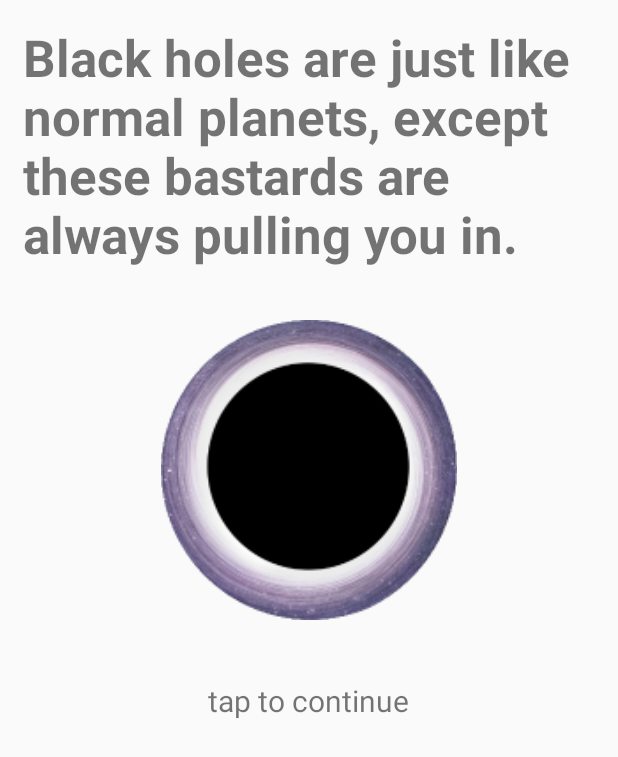
After one commit to yrkv/App, an Android app: the layout info_black_holes.xml on its own in the app's theme, with its tools: preview values and no code run, on a phone screen of 412 x 824 dp. The commit adds this screen. Shown: the top 757 px of the screen. Run offline under Robolectric (Android 15) with nearby library versions, the light colour scheme and no system bars.

Commit message:
some stuff, and an indicator system to show where toggled planets are if you cant see them. no sprite yet.

```diff
--- a/app/src/main/java/aaa/aaa/entity/EntityBase.java
+++ b/app/src/main/java/aaa/aaa/entity/EntityBase.java
@@ -27,6 +27,7 @@ public class EntityBase {
     private boolean tint = false;
     private float size;
     private boolean render = false;
+    protected boolean display = true;
 
     public EntityBase(double x, double y, float dir, double xVelocity, double yVelocity, float size, Level level) {
         this.x = x;
@@ -52,12 +53,22 @@ public class EntityBase {
                 if (isPuller() && event.getAction() == 0) {
                     ((Puller) getThis()).toggleGravity();
                 }
+                if (isIndicator() && event.getAction() == 0) {
+                    if (((Indicator) getThis()).getParent().getGravity())
+                    ((Indicator) getThis()).getParent().toggleGravity();
+                }
                 return true;
             }
         });
         render();
         imageView.setImageResource(resource);
         render = true;
+    }
+
+    public boolean isOnScreen() {
+        double xPos = x * level.getZoom() - imageView.getWidth() / 2 - level.xOffset + level.getLayout().getWidth() / 2;
+        double yPos = y * level.getZoom() - imageView.getHeight() / 2 - level.yOffset + level.getLayout().getHeight() / 2;
+        return (xPos > -100 && yPos > -100 && xPos < level.getLayout().getWidth() + 100 && yPos < level.getLayout().getHeight() + 100);
     }
 
     protected void toggleTint() {
@@ -69,14 +80,23 @@ public class EntityBase {
     }
 
     private void render(float w, float h, float dir, int x, int y) {
-        imageView.setTranslationX(x - imageView.getWidth() / 2 - level.xOffset + level.getLayout().getWidth() / 2);
-        imageView.setTranslationY(y - imageView.getHeight() / 2 - level.yOffset + level.getLayout().getHeight() / 2);
+        if (display) {
+            imageView.setTranslationX(x - imageView.getWidth() / 2 - level.xOffset + level.getLayout().getWidth() / 2);
+            imageView.setTranslationY(y - imageView.getHeight() / 2 - level.yOffset + level.getLayout().getHeight() / 2);
+        } else {
+            imageView.setTranslationX(-10000f);
+            imageView.setTranslationY(-10000f);
+        }
         imageView.setRotation(dir);
         imageView.setLayoutParams(new RelativeLayout.LayoutParams((int) (w*2), (int) (h*2)));
         if (render && level.getZoom() != (float) Math.PI) {
             level.getLayout().addView(imageView);
             render = false;
         }
+    }
+
+    public void setDisplay(boolean display) {
+        this.display = display;
     }
 
     public void render() {
@@ -198,5 +218,9 @@ public class EntityBase {
         return false;
     }
 
+    protected boolean isIndicator() {
+        return false;
+    }
+
     public void update() {}
 }
--- a/app/src/main/java/aaa/aaa/entity/MainPlayer.java
+++ b/app/src/main/java/aaa/aaa/entity/MainPlayer.java
@@ -18,6 +18,7 @@ public class MainPlayer extends EntityBase {
         super(x, y, dir, xVelocity, yVelocity, size, level);
         getLevel().yOffset = (int) (getY() * getLevel().getZoom());
         getLevel().xOffset = (int) (getX() * getLevel().getZoom());
+        getLevel().mainPlayer = this;
 
         setImageView(R.drawable.player);
     }
--- a/app/src/main/java/aaa/aaa/entity/puller/Earth.java
+++ b/app/src/main/java/aaa/aaa/entity/puller/Earth.java
@@ -1,6 +1,7 @@
 package aaa.aaa.entity.puller;
 
 import aaa.aaa.R;
+import aaa.aaa.entity.IndicatorEarth;
 import aaa.aaa.level.Level;
 
 /**
@@ -10,6 +11,7 @@ import aaa.aaa.level.Level;
 public class Earth extends Puller {
     public Earth(double x, double y, float dir, double xVelocity, double yVelocity, float size, Level level) {
         super(x, y, dir, xVelocity, yVelocity, size, level);
+        new IndicatorEarth(this);
 
         setImageView(R.drawable.earth);
     }
--- a/app/src/main/java/aaa/aaa/entity/puller/Planet.java
+++ b/app/src/main/java/aaa/aaa/entity/puller/Planet.java
@@ -1,6 +1,7 @@
 package aaa.aaa.entity.puller;
 
 import aaa.aaa.R;
+import aaa.aaa.entity.IndicatorNormal;
 import aaa.aaa.level.Level;
 
 /**
@@ -11,12 +12,14 @@ public class Planet extends Puller {
 
     public Planet(double x, double y, float dir, double xVelocity, double yVelocity, float size, Level level) {
         super(x, y, dir, xVelocity, yVelocity, size, level);
+        new IndicatorNormal(this);
 
         setImageView(randomPlanet());
     }
 
     public Planet(double x, double y, float dir, double xVelocity, double yVelocity, float size, Level level, int image) {
         super(x, y, dir, xVelocity, yVelocity, size, level);
+        new IndicatorNormal(this);
 
         setImageView(image);
     }
--- a/app/src/main/java/aaa/aaa/level/Level.java
+++ b/app/src/main/java/aaa/aaa/level/Level.java
@@ -12,6 +12,7 @@ import java.util.ArrayList;
 import aaa.aaa.MainActivity;
 import aaa.aaa.R;
 import aaa.aaa.entity.EntityBase;
+import aaa.aaa.entity.MainPlayer;
 import aaa.aaa.entity.puller.Puller;
 
 /**
@@ -28,6 +29,7 @@ public class Level {
     public int yOffset = 0;
     private ImageView background;
     private float zoom = (float) Math.PI;
+    public MainPlayer mainPlayer;
 
     public Level(RelativeLayout layout, Context context, MainActivity mainActivity) {
         this.mainActivity = mainActivity;
--- /dev/null
+++ b/app/src/main/res/layout/info_black_holes.xml
@@ -0,0 +1,41 @@
+<?xml version="1.0" encoding="utf-8"?>
+<RelativeLayout xmlns:android="http://schemas.android.com/apk/res/android"
+    android:layout_width="match_parent"
+    android:layout_height="match_parent"
+    xmlns:app="http://schemas.android.com/apk/res-auto"
+    android:onClick="Restart">
+
+
+    <TextView
+        android:layout_width="wrap_content"
+        android:layout_height="wrap_content"
+        android:layout_alignParentEnd="true"
+        android:layout_alignParentRight="true"
+        android:layout_alignParentTop="true"
+        android:ems="10"
+        android:inputType="none"
+        android:text="Black holes are just like normal planets, except these bastards are always pulling you in."
+        android:textSize="34sp"
+        android:textStyle="bold"
+        android:layout_margin="15dp"
+        android:id="@+id/textView4" />
+
+    <ImageView
+        android:id="@+id/imageView"
+        android:layout_width="200dp"
+        android:layout_height="200dp"
+        app:srcCompat="@drawable/blackhole"
+        android:layout_marginTop="19dp"
+        android:layout_below="@+id/textView4"
+        android:layout_centerHorizontal="true" />
+
+    <TextView
+        android:layout_width="wrap_content"
+        android:layout_height="wrap_content"
+        android:layout_below="@+id/imageView"
+        android:layout_centerHorizontal="true"
+        android:layout_marginTop="40dp"
+        android:text="tap to continue"
+        android:textSize="20sp" />
+
+</RelativeLayout>
--- a/app/src/main/res/layout/tutorial.xml
+++ b/app/src/main/res/layout/tutorial.xml
@@ -4,7 +4,8 @@
     xmlns:tools="http://schemas.android.com/tools"
     android:orientation="vertical" android:layout_width="match_parent"
     android:layout_height="match_parent"
-    android:spinnerMode="dialog" >
+    android:spinnerMode="dialog"
+    android:onClick="Restart">
 
     <ImageView
         android:id="@+id/imageView"
--- a/app/src/main/res/values/strings.xml
+++ b/app/src/main/res/values/strings.xml
@@ -2,4 +2,5 @@
     <string name="app_name">Down to Earth</string>
     <string name="unlocks_data">com.downToEarth.unlocks</string>
     <string name="completed_data">com.downToEarth.completed</string>
+    <string name="info_data">com.downToEarth.info</string>
 </resources>
```
Also changed, not shown: app/src/main/java/aaa/aaa/MainActivity.java (+24 -3 lines), app/src/main/java/aaa/aaa/entity/Indicator.java (added, +36 -0 lines), app/src/main/java/aaa/aaa/entity/IndicatorEarth.java (added, +15 -0 lines), app/src/main/java/aaa/aaa/entity/IndicatorNormal.java (added, +15 -0 lines).
